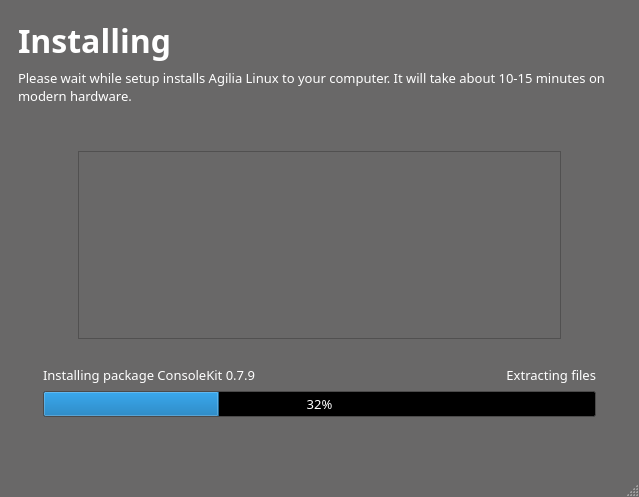
aix27249/mpkg, file guiinstaller/guisetup_exec/mainwindow.ui: the form before one commit.
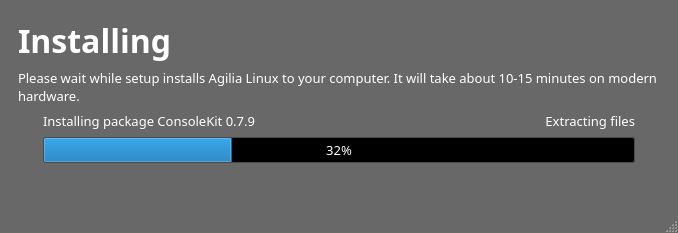
The form after the commit. Icons and pictures are not drawn.

Patch:
```diff
--- a/guiinstaller/guisetup_exec/mainwindow.ui
+++ b/guiinstaller/guisetup_exec/mainwindow.ui
@@ -6,8 +6,8 @@
    <rect>
     <x>0</x>
     <y>0</y>
-    <width>639</width>
-    <height>497</height>
+    <width>678</width>
+    <height>233</height>
    </rect>
   </property>
   <property name="sizePolicy">
@@ -452,7 +452,7 @@
        <number>0</number>
       </property>
       <widget class="QWidget" name="page">
-       <layout class="QVBoxLayout" name="verticalLayout_7">
+       <layout class="QVBoxLayout" name="verticalLayout_3">
         <item>
          <layout class="QHBoxLayout" name="horizontalLayout_5">
           <item>
@@ -521,105 +521,6 @@
           </property>
          </widget>
         </item>
-        <item>
-         <spacer name="verticalSpacer">
-          <property name="orientation">
-           <enum>Qt::Vertical</enum>
-          </property>
-          <property name="sizeType">
-           <enum>QSizePolicy::Fixed</enum>
-          </property>
-          <property name="sizeHint" stdset="0">
-           <size>
-            <width>20</width>
-            <height>40</height>
-           </size>
-          </property>
-         </spacer>
-        </item>
-        <item>
-         <layout class="QHBoxLayout" name="horizontalLayout_3">
-          <item>
-           <spacer name="horizontalSpacer_4">
-            <property name="orientation">
-             <enum>Qt::Horizontal</enum>
-            </property>
-            <property name="sizeType">
-             <enum>QSizePolicy::Fixed</enum>
-            </property>
-            <property name="sizeHint" stdset="0">
-             <size>
-              <width>60</width>
-              <height>20</height>
-             </size>
-            </property>
-           </spacer>
-          </item>
-          <item>
-           <widget class="QFrame" name="frame">
-            <property name="sizePolicy">
-             <sizepolicy hsizetype="Preferred" vsizetype="Expanding">
-              <horstretch>0</horstretch>
-              <verstretch>0</verstretch>
-             </sizepolicy>
-            </property>
-            <property name="frameShape">
-             <enum>QFrame::StyledPanel</enum>
-            </property>
-            <property name="frameShadow">
-             <enum>QFrame::Sunken</enum>
-            </property>
-            <layout class="QVBoxLayout" name="verticalLayout_3">
-             <item>
-              <widget class="QLabel" name="imageLabel">
-               <property name="text">
-                <string/>
-               </property>
-               <property name="scaledContents">
-                <bool>true</bool>
-               </property>
-               <property name="alignment">
-                <set>Qt::AlignCenter</set>
-               </property>
-              </widget>
-             </item>
-            </layout>
-           </widget>
-          </item>
-          <item>
-           <spacer name="horizontalSpacer_5">
-            <property name="orientation">
-             <enum>Qt::Horizontal</enum>
-            </property>
-            <property name="sizeType">
-             <enum>QSizePolicy::Fixed</enum>
-            </property>
-            <property name="sizeHint" stdset="0">
-             <size>
-              <width>60</width>
-              <height>20</height>
-             </size>
-            </property>
-           </spacer>
-          </item>
-         </layout>
-        </item>
-        <item>
-         <spacer name="verticalSpacer_3">
-          <property name="orientation">
-           <enum>Qt::Vertical</enum>
-          </property>
-          <property name="sizeType">
-           <enum>QSizePolicy::Fixed</enum>
-          </property>
-          <property name="sizeHint" stdset="0">
-           <size>
-            <width>20</width>
-            <height>20</height>
-           </size>
-          </property>
-         </spacer>
-        </item>
         <item>
          <layout class="QHBoxLayout" name="horizontalLayout_2">
           <item>
@@ -707,7 +608,7 @@
            <enum>Qt::Vertical</enum>
           </property>
           <property name="sizeType">
-           <enum>QSizePolicy::Fixed</enum>
+           <enum>QSizePolicy::Expanding</enum>
           </property>
           <property name="sizeHint" stdset="0">
            <size>
```
Left out of the diff: 2 changed lines with no effect on the pictures.
